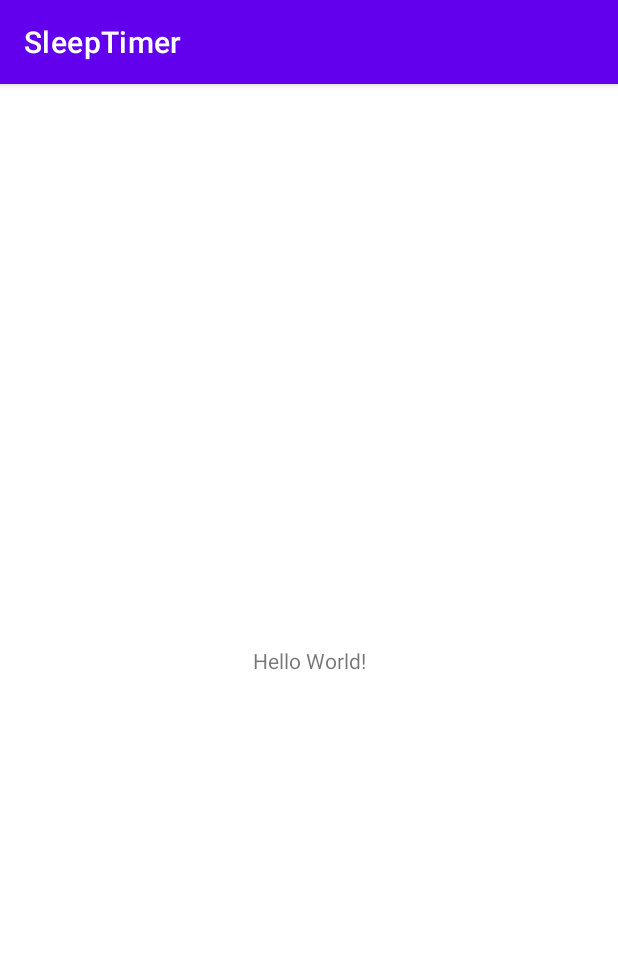
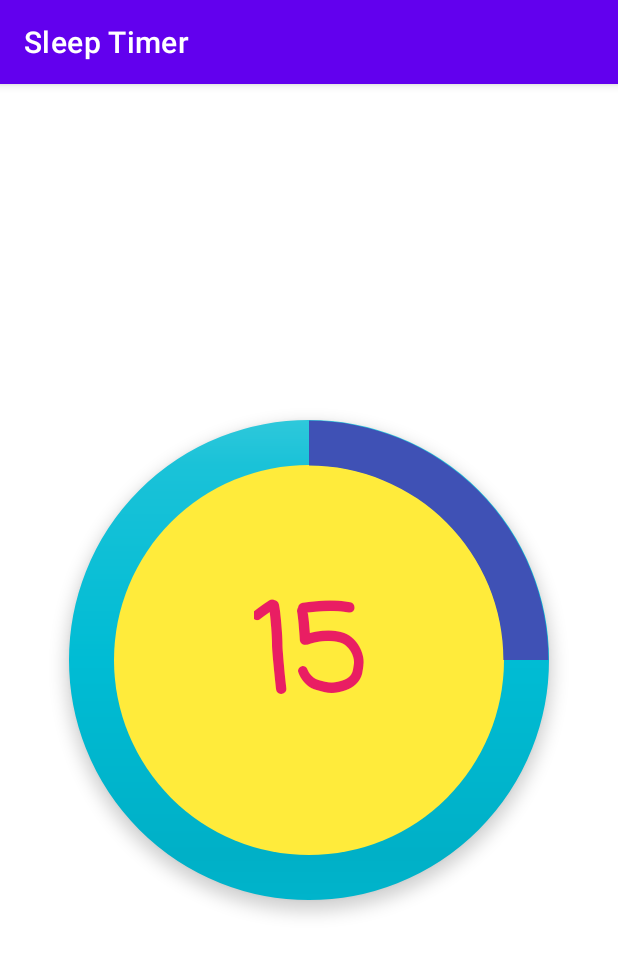
Before and after one commit to David-Chelu/SleepTimer, an Android app: the screen it shows after launch (MainActivity), on a phone screen of 412 x 824 dp. Shown: the top 955 px of the screen. Run offline under Robolectric (Android 15) with nearby library versions, the phone set to English and light mode, and no system bars.

Commit message:
Import progress and fix startup

```diff
--- a/app/build.gradle
+++ b/app/build.gradle
@@ -36,4 +36,6 @@ dependencies {
     testImplementation 'junit:junit:4.+'
     androidTestImplementation 'androidx.test.ext:junit:1.1.3'
     androidTestImplementation 'androidx.test.espresso:espresso-core:3.4.0'
+
+    androidTestImplementation 'com.android.support.test:runner:1.0.2'
 }
--- /dev/null
+++ b/app/src/main/java/com/example/sleeptimer/CircleFunctions.java
@@ -0,0 +1,48 @@
+package com.example.sleeptimer;
+
+import android.graphics.Point;
+
+public class CircleFunctions
+{
+    public static Point getPointOnCircle(int xCenter, int yCenter, float angle, float radius)
+    {
+        double rads = Math.toRadians(angle - 90);
+
+        int xPos = Math.round((float) (xCenter + Math.cos(rads) * radius));
+        int yPos = Math.round((float) (yCenter + Math.sin(rads) * radius));
+
+        return new Point(xPos, yPos);
+    }
+
+    public static Point angleToPoints(int xCenter, int yCenter, int angle, int radius)
+    {
+        double rads = Math.toRadians(angle);
+
+        int x = Math.round((float) (xCenter + Math.cos(rads) * radius));
+
+        int y = Math.round((float) (yCenter + Math.sin(rads) * radius));
+
+       return new Point(x, y);
+    }
+
+    public static int pointsToAngle(int xCenter, int yCenter, int xTouch, int yTouch)
+    {
+        int angle =  Math.round((float) Math.toDegrees(Math.atan2(
+                ((yTouch - yCenter) / Math.sqrt(Math.pow(xTouch - xCenter, 2) + (Math.pow(yTouch - yCenter, 2)))),
+                ((xTouch - xCenter) / Math.sqrt(Math.pow(xTouch - xCenter, 2) + (Math.pow(yTouch - yCenter, 2)))))));
+
+        return angle;
+    }
+
+    public static int angleToClock(int angle)
+    {
+        if (angle > -90) return (angle / 6 + 15);
+        return (angle / 6 + 75);
+    }
+
+    public static int clockToAngle(int clock)
+    {
+        if (clock < 45) return (clock -15) * 6;
+        return (clock - 75) * 6;
+    }
+}
--- a/app/src/main/java/com/example/sleeptimer/MainActivity.java
+++ b/app/src/main/java/com/example/sleeptimer/MainActivity.java
@@ -1,14 +1,177 @@
 package com.example.sleeptimer;
 
+import android.content.Intent;
+import android.os.Handler;
+import android.os.Bundle;
+import android.view.MotionEvent;
+import android.view.View;
+import android.widget.ProgressBar;
+import android.widget.RelativeLayout;
+import android.widget.TextView;
 import androidx.appcompat.app.AppCompatActivity;
 
 import android.os.Bundle;
 
-public class MainActivity extends AppCompatActivity {
+import com.google.android.material.floatingactionbutton.FloatingActionButton;
+
+public class MainActivity extends AppCompatActivity
+{
+    private boolean initialized = false;
+    private static int minutes;
+    private static int xTouch, yTouch, angle;
+    private static int xCenter, yCenter, radius;
+
+    private RelativeLayout layout;
+    private TextView text;
+    private ProgressBar progressCircle;
+    private FloatingActionButton centerButton;
+
 
     @Override
-    protected void onCreate(Bundle savedInstanceState) {
+    protected void onCreate(Bundle savedInstanceState)
+    {
         super.onCreate(savedInstanceState);
-        setContentView(R.layout.activity_main);
+        setContentView(R.layout.sleep_timer_activity);
+
+        layout = findViewById(R.id.rLayout);
+        text = findViewById(R.id.text);
+        progressCircle = findViewById(R.id.progressCircle);
+        centerButton = findViewById(R.id.centerButton);
+
+        final Handler h = new Handler();
+
+        setTitle("Sleep Timer");
+        layout.setOnTouchListener(handleTouch);
+
+        centerButton.setOnClickListener(new View.OnClickListener()
+        {
+            @Override
+            public void onClick(View v)
+            {
+//                setTimer(30);
+            }
+        });
+
+        h.postDelayed(new Runnable()
+        {
+            public void run()
+            {
+                updateUI();
+
+                h.postDelayed(this, 50);
+            }
+        }, 100);
+    }
+
+    @Override
+    public void onWindowFocusChanged(boolean hasFocus)
+    {
+        super.onWindowFocusChanged(hasFocus);
+        if (hasFocus)
+        {
+//            updateValues();
+            initialize();
+            layout.requestFocus();
+
+            startTimerService();
+            TileService.setActive();
+        }
+    }
+
+    private View.OnTouchListener handleTouch = new View.OnTouchListener()
+    {
+        @Override
+        public boolean onTouch(View v, MotionEvent e)
+        {
+            switch (e.getAction()) {
+                case MotionEvent.ACTION_DOWN:
+                    break;
+                case MotionEvent.ACTION_MOVE:
+                    xTouch = Math.round(e.getX());
+                    yTouch = Math.round(e.getY());
+                    break;
+                case MotionEvent.ACTION_UP:
+                    startTimerService();
+                    break;
+            }
+
+            return false;
+        }
+    };
+
+    private void updateUI()
+    {
+        new Thread()
+        {
+            public void run()
+            {
+                if (layout.isFocused())
+                {
+                    try
+                    {
+                        runOnUiThread(new Runnable()
+                        {
+                            @Override
+                            public void run()
+                            {
+                                rotateSlider();
+                                text.setText(Integer.toString(minutes));
+                            }
+                        });
+                        Thread.sleep(100);
+                    }
+                    catch (Exception ex)
+                    {
+                        ex.printStackTrace();
+                    }
+                }
+            }
+        }.start();
+    }
+
+    private void updateValues()
+    {
+        radius = Math.round((float) progressCircle.getWidth()/2);
+
+        xCenter = Math.round(progressCircle.getX() + progressCircle.getWidth()/2);
+        yCenter = Math.round(progressCircle.getY() + progressCircle.getHeight()/2);
+    }
+
+    private void initialize()
+    {
+        if (!initialized)
+        {
+            minutes = 44;
+            radius = Math.round((float) progressCircle.getWidth() / 2);
+            xCenter = Math.round(progressCircle.getX() + progressCircle.getWidth() / 2);
+            yCenter = Math.round(progressCircle.getY() + progressCircle.getHeight() / 2);
+            progressCircle.setProgress(minutes);
+
+            initialized = true;
+        }
+    }
+
+    private void rotateSlider()
+    {
+        angle = CircleFunctions.pointsToAngle(xCenter, yCenter, xTouch, yTouch);
+        minutes = CircleFunctions.angleToClock(angle);
+
+        progressCircle.setProgress(minutes);
+    }
+
+    public static void setMinutes(int mins)
+    {
+        minutes = mins;
+        angle = CircleFunctions.clockToAngle(mins);
+        xTouch = CircleFunctions.angleToPoints(xCenter, yCenter, angle, radius).x;
+        yTouch = CircleFunctions.angleToPoints(xCenter, yCenter, angle, radius).y;
+    }
+
+    public void startTimerService()
+    {
+        Intent i = new Intent(MainActivity.this, NotificationService.class);
+        i.setAction(NotificationService.ACTION_START_TIMER_SERVICE);
+        i.putExtra("minutes", minutes);
+        startService(i);
     }
 }
--- /dev/null
+++ b/app/src/main/res/drawable/ring.xml
@@ -0,0 +1,9 @@
+<?xml version="1.0" encoding="utf-8"?>
+<shape xmlns:android="http://schemas.android.com/apk/res/android"
+    android:shape="ring"
+    android:innerRadiusRatio="2.5"
+    android:thickness="30dp"
+    android:useLevel="true">
+
+    <solid android:color="@color/teal_200"/>
+</shape>
--- /dev/null
+++ b/app/src/main/res/layout/sleep_timer_activity.xml
@@ -0,0 +1,61 @@
+<?xml version="1.0" encoding="utf-8"?>
+<androidx.constraintlayout.widget.ConstraintLayout xmlns:android="http://schemas.android.com/apk/res/android"
+    xmlns:app="http://schemas.android.com/apk/res-auto"
+    xmlns:tools="http://schemas.android.com/tools"
+    android:layout_width="match_parent"
+    android:layout_height="match_parent"
+    android:background="#0CFFFFFF"
+    tools:context=".MainActivity">
+
+    <RelativeLayout
+        android:id="@+id/rLayout"
+        android:layout_width="match_parent"
+        android:layout_height="match_parent"
+        android:clickable="true"
+        android:focusable="true"
+        android:focusableInTouchMode="true">
+
+        <TextView
+            android:id="@+id/text"
+            android:layout_width="wrap_content"
+            android:layout_height="wrap_content"
+            android:layout_centerInParent="true"
+            android:layout_gravity="center"
+            android:elevation="7dp"
+            android:fontFamily="casual"
+            android:text="@string/_initialTextString"
+            android:textColor="#E91E63"
+            android:textSize="80sp"
+            android:textStyle="bold"
+            android:visibility="visible" />
+
+        <ProgressBar
+            android:id="@+id/progressCircle"
+            style="?android:attr/progressBarStyleHorizontal"
+            android:layout_width="324dp"
+            android:layout_height="324dp"
+            android:layout_centerInParent="true"
+            android:elevation="7dp"
+            android:max="60"
+            android:progress="0"
+            android:progressDrawable="@drawable/ring"
+            android:progressTint="#3F51B5"
+            android:rotation="270"
+            android:scrollbarSize="4dp" />
+
+        <com.google.android.material.floatingactionbutton.FloatingActionButton
+            android:id="@+id/centerButton"
+            android:layout_width="320dp"
+            android:layout_height="match_parent"
+            android:layout_centerInParent="true"
+            android:backgroundTint="#FFEB3B"
+            android:elevation="0dp"
+            android:focusable="auto"
+            android:visibility="visible"
+            app:backgroundTint="#00BCD4"
+            app:borderWidth="30dp"
+            app:srcCompat="@drawable/ring" />
+
+    </RelativeLayout>
+
+</androidx.constraintlayout.widget.ConstraintLayout>
--- a/app/src/main/res/values/strings.xml
+++ b/app/src/main/res/values/strings.xml
@@ -1,3 +1,5 @@
 <resources>
     <string name="app_name">SleepTimer</string>
+    <string name="stop">STOP</string>
+    <string name="_initialTextString">1</string>
 </resources>
```
Also changed, not shown: app/src/main/java/com/example/sleeptimer/NotificationService.java (added, +238 -0 lines), app/src/main/java/com/example/sleeptimer/TileService.java (added, +80 -0 lines).
